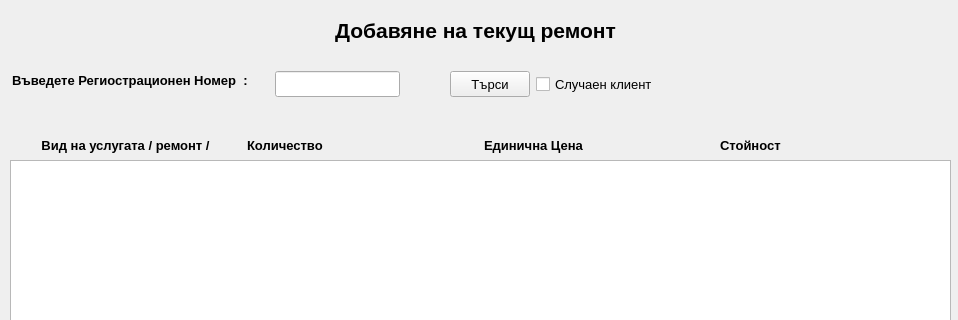
The window that addrepair.ui (JohnnyBrawo/CarServ) describes before a commit, drawn with Qt 5; both pictures show x 0 to 958 and y 0 to 320 of the 958 by 615 pixel window.
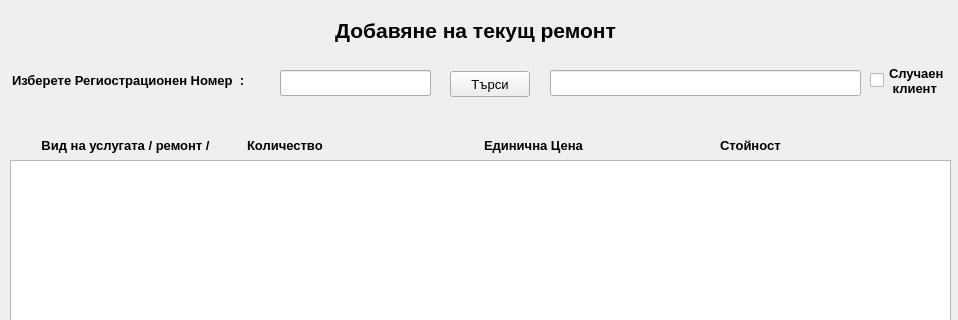
The same window after the commit.

```diff
--- a/addrepair.ui
+++ b/addrepair.ui
@@ -274,30 +274,27 @@
     </font>
    </property>
    <property name="text">
-    <string>Въведете Региострационен Номер  :   </string>
+    <string>Изберете Региострационен Номер  :   </string>
    </property>
   </widget>
   <widget class="QCheckBox" name="Check_RandomClient">
    <property name="geometry">
     <rect>
-     <x>536</x>
-     <y>72</y>
-     <width>125</width>
-     <height>24</height>
+     <x>870</x>
+     <y>60</y>
+     <width>81</width>
+     <height>41</height>
     </rect>
    </property>
+   <property name="font">
+    <font>
+     <weight>75</weight>
+     <bold>true</bold>
+    </font>
+   </property>
    <property name="text">
-    <string>Случаен клиент</string>
-   </property>
-  </widget>
-  <widget class="QLineEdit" name="lineEdit">
-   <property name="geometry">
-    <rect>
-     <x>275</x>
-     <y>71</y>
-     <width>125</width>
-     <height>26</height>
-    </rect>
+    <string>Случаен 
+ клиент</string>
    </property>
   </widget>
   <widget class="QPushButton" name="Button_Search">
@@ -313,7 +310,39 @@
     <string>Търси</string>
    </property>
   </widget>
-  <zorder>layoutWidget</zorder>
+  <widget class="QComboBox" name="Combo_RepairAutoRegNumber">
+   <property name="geometry">
+    <rect>
+     <x>280</x>
+     <y>70</y>
+     <width>151</width>
+     <height>26</height>
+    </rect>
+   </property>
+  </widget>
+  <widget class="QLineEdit" name="LText_RandomClient">
+   <property name="geometry">
+    <rect>
+     <x>280</x>
+     <y>70</y>
+     <width>151</width>
+     <height>26</height>
+    </rect>
+   </property>
+  </widget>
+  <widget class="QLineEdit" name="LText_RandClientName">
+   <property name="geometry">
+    <rect>
+     <x>550</x>
+     <y>70</y>
+     <width>311</width>
+     <height>26</height>
+    </rect>
+   </property>
+  </widget>
+  <zorder>L_CarRegNumber</zorder>
+  <zorder>Check_RandomClient</zorder>
+  <zorder>Button_Search</zorder>
   <zorder>layoutWidget</zorder>
   <zorder>RepairList</zorder>
   <zorder>L_RepairMainLabel</zorder>
```
Left out of the diff: 3 changed lines with no effect on the pictures.
